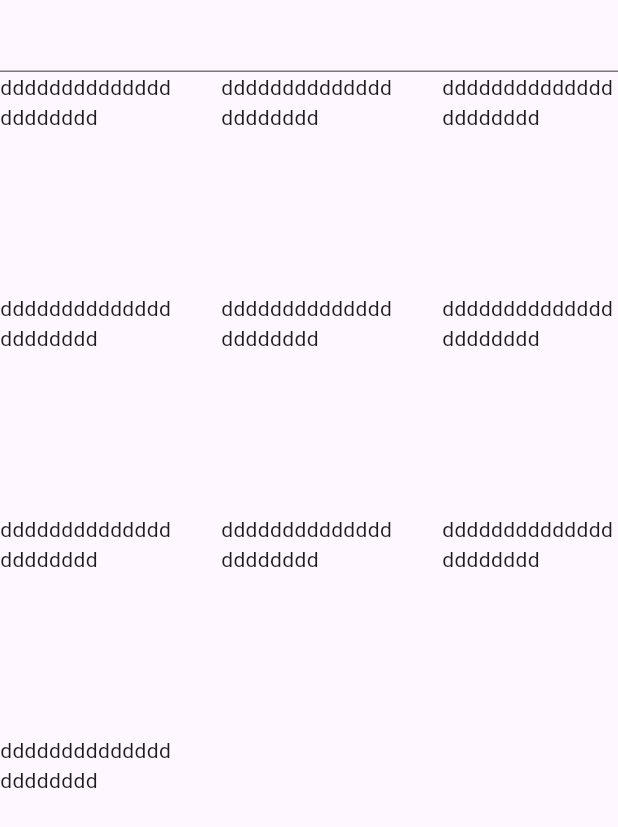
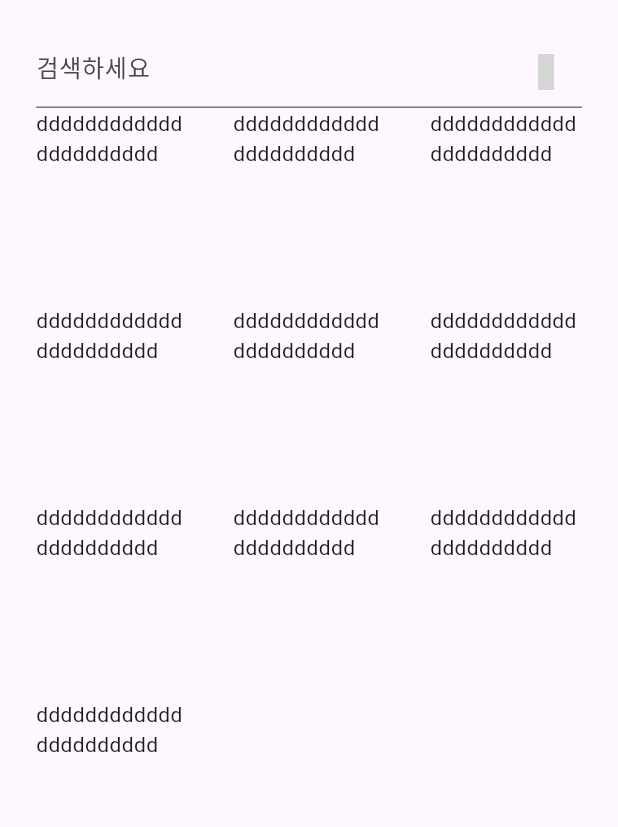
Before and after one commit to offyushin/orm_flutter_image_daybyday, a Flutter app: the MainScreen screen opened directly, on a phone screen of 412 x 824 dp. Shown: the top 827 px of the screen. Run offline on Flutter 3.47's test engine with Material 3 defaults, Android fonts, the phone set to English and light mode, and no system bars; our stand-ins replace icons_plus; grey boxes are pictures that could not be loaded.

Commit message:
feat: icons_plus MingCute icon추가, 검색버튼 추가

```diff
--- a/lib/23_12_28/ui/main_screen.dart
+++ b/lib/23_12_28/ui/main_screen.dart
@@ -1,4 +1,5 @@
 import 'package:flutter/material.dart';
+import 'package:icons_plus/icons_plus.dart';
 
 class MainScreen extends StatelessWidget {
   const MainScreen({super.key});
@@ -7,9 +8,24 @@ class MainScreen extends StatelessWidget {
   Widget build(BuildContext context) {
     return Scaffold(
       body: SafeArea(
+          child: Padding(
+        padding: const EdgeInsets.all(24.0),
         child: Column(
           children: [
-          TextField(),
+            TextField(
+                decoration: InputDecoration(
+              focusedBorder: OutlineInputBorder(
+                borderRadius: BorderRadius.circular(32.0),
+                borderSide: const BorderSide(
+                  width: 3,
+                  color: Colors.green,
+                ),
+              ),
+                  hintText: '검색하세요',
+                  suffixIcon: Icon(
+                      MingCute.search_2_fill,
+                  color: Colors.green,),
+            )),
             Expanded(
               child: GridView.builder(
                 itemCount: 10,
@@ -24,6 +40,7 @@ class MainScreen extends StatelessWidget {
               ),
             )
           ],
+        ),
       )),
     );
   }
--- a/pubspec.yaml
+++ b/pubspec.yaml
@@ -36,6 +36,8 @@ dependencies:
   # Use with the CupertinoIcons class for iOS style icons.
   cupertino_icons: ^1.0.2
   http: ^1.1.2
+  infinite_scroll_pagination: ^4.0.0
+  icons_plus: ^5.0.0
 
 dev_dependencies:
   flutter_test:
```
Also changed, not shown: pubspec.lock. Lines whose indentation alone changed are shown as unchanged.
